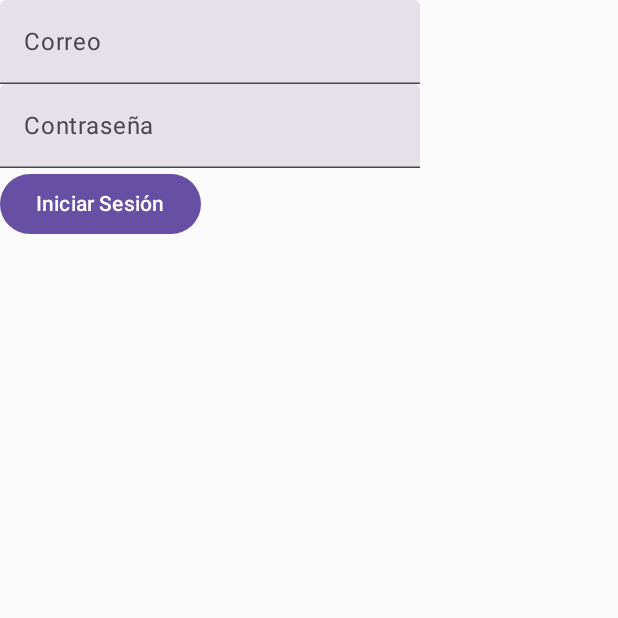
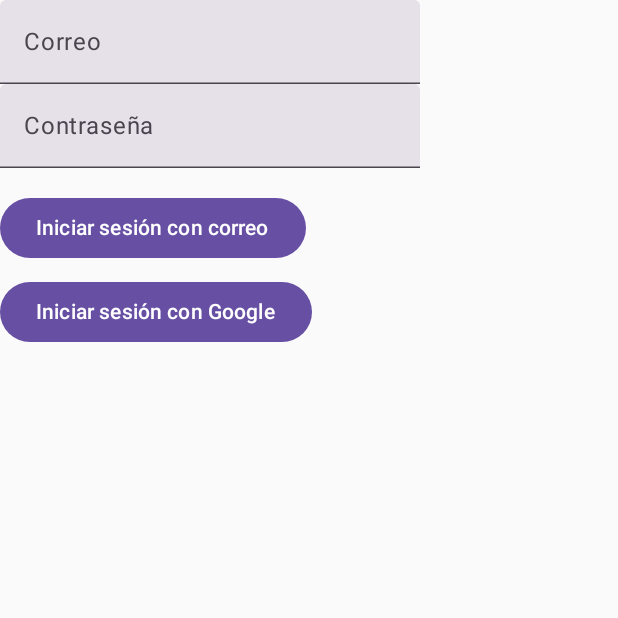
Before and after one commit to dannyguaman/nanEC, an Android app built with Jetpack Compose: the screen it shows after launch (MainActivity), on a phone screen of 412 x 824 dp, the top half of it. Run offline under Robolectric (Android 15) with nearby library versions, the light colour scheme and no system bars; our stand-ins replace Firebase (no records; nobody signed in at launch, a user with empty details on screens opened directly).

Commit message:
Incremento 6: Autenticación con Google SignIn

```diff
--- a/app/build.gradle.kts
+++ b/app/build.gradle.kts
@@ -76,7 +76,8 @@
     implementation(libs.androidx.navigation.runtime.ktx)
     implementation(libs.androidx.navigation.compose)
     implementation(libs.firebase.auth.ktx)
-
+    //implementation ("com.google.android.gms:play-services-auth:20.7.0")
+    implementation (libs.play.services.auth)
 
 
     testImplementation(libs.junit)
--- a/app/src/main/java/ec/edu/epn/nanec/navigation/Navigation.kt
+++ b/app/src/main/java/ec/edu/epn/nanec/navigation/Navigation.kt
@@ -8,6 +8,7 @@
 import androidx.navigation.NavHostController
 import androidx.navigation.compose.NavHost
 import androidx.navigation.compose.composable
+import ec.edu.epn.nanec.MainActivity
 import ec.edu.epn.nanec.uin.DetalleEventoScreen
 import ec.edu.epn.nanec.uin.ListaEventosScreen
 import ec.edu.epn.nanec.uin.LoginScreen
@@ -43,6 +44,7 @@
             LoginScreen(
                 onLoginSuccess = { correo, contrasena ->
                     authViewModel.iniciarSesion(correo, contrasena)},
+                onGoogleLogin = {(navController.context as? MainActivity)?.iniciarGoogleOneTap()},
                 errorMessage = errorMessage
             )
         }
--- a/app/src/main/java/ec/edu/epn/nanec/uin/LoginScreen.kt
+++ b/app/src/main/java/ec/edu/epn/nanec/uin/LoginScreen.kt
@@ -8,6 +8,7 @@
 
 @Composable
 fun LoginScreen(onLoginSuccess: (String, String) -> Unit,
+                onGoogleLogin: () -> Unit,
                 errorMessage: String?
                 ) {
     var correo by remember { mutableStateOf("") }
@@ -25,15 +26,21 @@
             label = { Text("Contraseña") },
             visualTransformation = PasswordVisualTransformation()
         )
+        Spacer(modifier = Modifier.height(16.dp))
+        Button(onClick = { onLoginSuccess(correo, contrasena) }) {
+            Text("Iniciar sesión con correo")
+        }
+        Spacer(modifier = Modifier.height(8 .dp))
+        Button(onClick = onGoogleLogin) {
+            Text("Iniciar sesión con Google")
+        }
         errorMessage?.let {
+            Spacer(modifier = Modifier.height(8.dp))
             Text(
                 text = it,
                 color = MaterialTheme.colorScheme.error,
                 modifier = Modifier.padding(vertical = 8.dp)
             )
         }
-        Button(onClick = { onLoginSuccess(correo, contrasena) }) {
-            Text("Iniciar Sesión")
-        }
     }
 }
--- a/app/src/main/res/values/strings.xml
+++ b/app/src/main/res/values/strings.xml
@@ -1,4 +1,5 @@
 <resources>
     <string name="app_name">nanEC</string>
     <string name="title_activity_detalle">DetalleActivity</string>
+    <string name="web_client_id">30677479713-5k7nher12obg1523j0attms7n1ikvl9v.apps.googleusercontent.com</string>
 </resources>
--- a/gradle/libs.versions.toml
+++ b/gradle/libs.versions.toml
@@ -13,6 +13,7 @@
 composeBom = "2024.04.01"
 lifecycleViewmodelKtx = "2.8.7"
 material = "1.7.5"
+playServicesAuth = "21.3.0"
 retrofitVersion = "2.9.0"
 navigationRuntimeKtx = "2.8.4"
 navigationCompose = "2.8.4"
@@ -40,6 +41,7 @@
 androidx-ui-test-manifest = { group = "androidx.compose.ui", name = "ui-test-manifest" }
 androidx-ui-test-junit4 = { group = "androidx.compose.ui", name = "ui-test-junit4" }
 androidx-material3 = { group = "androidx.compose.material3", name = "material3" }
+play-services-auth = { module = "com.google.android.gms:play-services-auth", version.ref = "playServicesAuth" }
 retrofit2-retrofit = { module = "com.squareup.retrofit2:retrofit", version.ref = "retrofitVersion" }
 androidx-navigation-runtime-ktx = { group = "androidx.navigation", name = "navigation-runtime-ktx", version.ref = "navigationRuntimeKtx" }
 androidx-navigation-compose = { group = "androidx.navigation", name = "navigation-compose", version.ref = "navigationCompose" }
```
Also changed, not shown: app/src/main/java/ec/edu/epn/nanec/MainActivity.kt (+58 -0 lines), app/src/main/java/ec/edu/epn/nanec/viewmodel/AuthViewModel.kt (+20 -0 lines), 1 other file.
